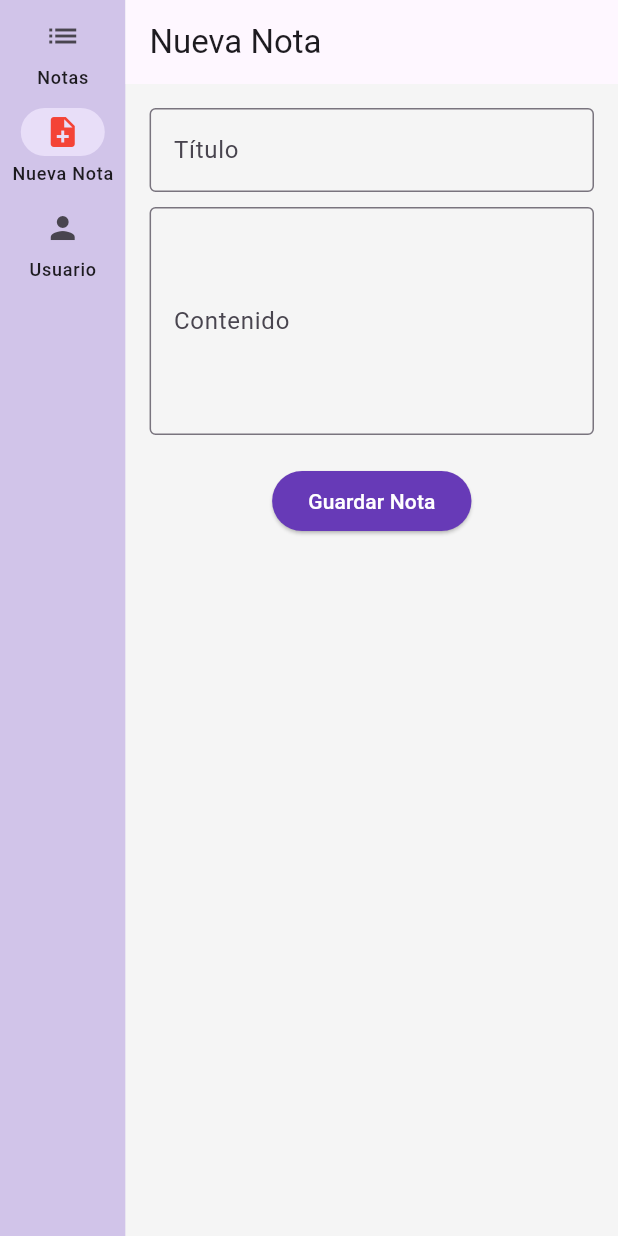
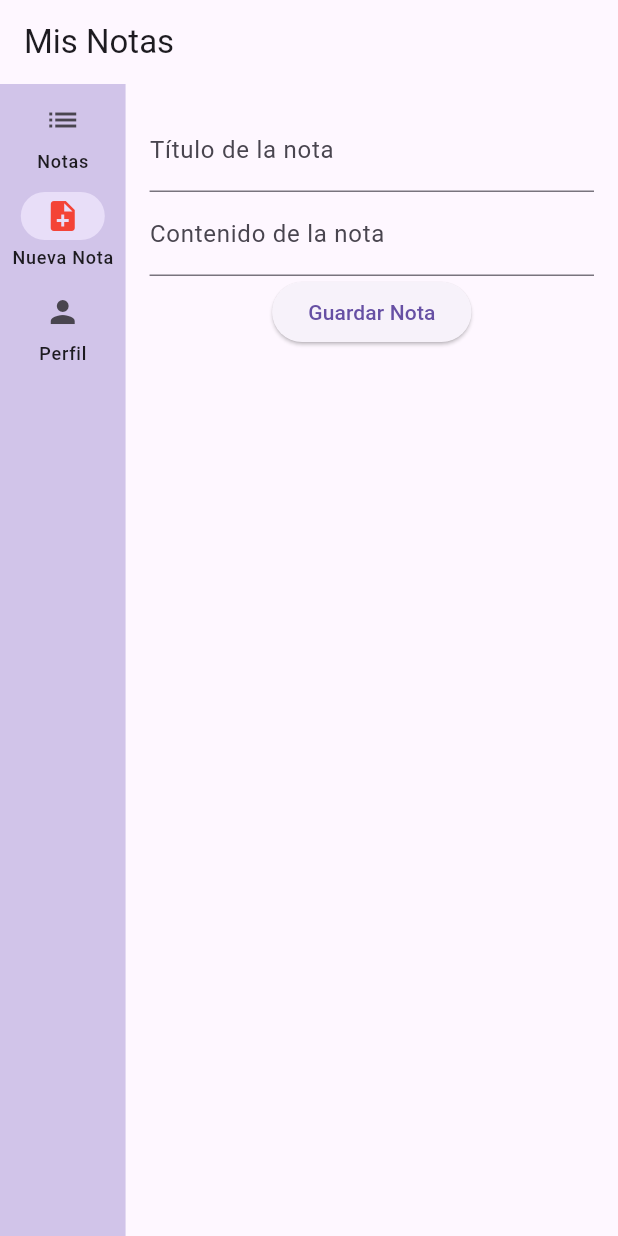
Before and after one commit to Chrisvd07/CuartaPracticaItla, a Flutter app: the screen it shows after launch, after a tap on "Nueva Nota", on a phone screen of 412 x 824 dp. Run offline on Flutter 3.47's test engine with Material 3 defaults, Android fonts, the phone set to English and light mode, and no system bars; our stand-ins replace shared_preferences.

Commit message:
CuatoPROYECTO

```diff
--- a/lib/main.dart
+++ b/lib/main.dart
@@ -1,24 +1,62 @@
+import 'dart:convert';
 import 'package:flutter/material.dart';
+import 'package:shared_preferences/shared_preferences.dart';
+
+// Clase Note para representar las notas
+class Note {
+  final String title;
+  final String content;
+
+  Note({required this.title, required this.content});
+
+  Map<String, dynamic> toMap() {
+    return {
+      'title': title,
+      'content': content,
+    };
+  }
+
+  static Note fromMap(Map<String, dynamic> map) {
+    return Note(
+      title: map['title'],
+      content: map['content'],
+    );
+  }
+}
+
+// Clase Profile para representar el perfil de usuario
+class Profile {
+  String name;
+  String description;
+
+  Profile({required this.name, required this.description});
+
+  Map<String, dynamic> toMap() {
+    return {
+      'name': name,
+      'description': description,
+    };
+  }
+
+  static Profile fromMap(Map<String, dynamic> map) {
+    return Profile(
+      name: map['name'],
+      description: map['description'],
+    );
+  }
+}
 
 void main() {
   runApp(MyApp());
-}
-
-class Note {
-  String title;
-  String content;
-
-  Note({required this.title, required this.content});
 }
 
 class MyApp extends StatelessWidget {
   @override
   Widget build(BuildContext context) {
     return MaterialApp(
-      debugShowCheckedModeBanner: false,
+      title: 'Mis Notas',
       theme: ThemeData(
-        primarySwatch: Colors.deepPurple,
-        scaffoldBackgroundColor: Colors.grey[100],
+        primarySwatch: Colors.blue,
       ),
       home: HomeScreen(),
     );
@@ -33,24 +71,64 @@ class HomeScreen extends StatefulWidget {
 class _HomeScreenState extends State<HomeScreen> {
   int _selectedIndex = 0;
   List<Note> _notes = [];
+  Profile _profile = Profile(
+    name: 'Christian Vasquez',
+    description: 'Desarrollador de Flutter',
+  );
 
-  void _addNote(String title, String content) {
+  @override
+  void initState() {
+    super.initState();
+    _loadNotes(); // Cargar las notas al iniciar la app
+  }
+
+  // Cargar las notas desde SharedPreferences
+  void _loadNotes() async {
+    SharedPreferences prefs = await SharedPreferences.getInstance();
+    List<String>? notesJson = prefs.getStringList('notes');
+    if (notesJson != null) {
       setState(() {
-      _notes.add(Note(title: title, content: content));
+        _notes = notesJson.map((note) {
+          Map<String, dynamic> noteMap = json.decode(note);
+          return Note.fromMap(noteMap);
+        }).toList();
       });
     }
+  }
 
+  // Guardar las notas en SharedPreferences
+  void _saveNotes() async {
+    SharedPreferences prefs = await SharedPreferences.getInstance();
+    List<String> notesJson =
+        _notes.map((note) => json.encode(note.toMap())).toList();
+    prefs.setStringList('notes', notesJson);
+  }
+
+  // Agregar una nueva nota
+  void _addNote(String title, String content) async {
+    setState(() {
+      _notes.add(Note(title: title, content: content)); // Agregar la nota
+    });
+    _saveNotes(); // Guardar las notas después de agregar
+    ScaffoldMessenger.of(context)
+        .showSnackBar(SnackBar(content: Text('Nota guardada')));
+  }
+
+  // Eliminar una nota
   void _removeNote(int index) {
     setState(() {
-      _notes.removeAt(index);
+      _notes.removeAt(index); // Eliminar la nota seleccionada
     });
+    _saveNotes(); // Guardar las notas después de eliminar
   }
 
   @override
   Widget build(BuildContext context) {
     return Scaffold(
+      appBar: AppBar(title: Text('Mis Notas')),
       body: Row(
         children: [
+          // Barra de navegación lateral
           NavigationRail(
             backgroundColor: Colors.deepPurple.shade100,
             selectedIndex: _selectedIndex,
@@ -73,18 +151,22 @@ class _HomeScreenState extends State<HomeScreen> {
               ),
               NavigationRailDestination(
                 icon: Icon(Icons.person),
-                selectedIcon: Icon(Icons.person_outline, color: Colors.red),
-                label: Text('Usuario'),
+                selectedIcon: Icon(Icons.person_pin, color: Colors.red),
+                label: Text('Perfil'),
               ),
             ],
           ),
+          // Contenido principal de la pantalla
           Expanded(
             child: IndexedStack(
               index: _selectedIndex,
               children: [
+                // Pantalla para mostrar las notas
                 NotesListScreen(notes: _notes, onDelete: _removeNote),
+                // Pantalla para agregar una nueva nota
                 NewNoteScreen(onAddNote: _addNote),
-                UserInfoScreen(),
+                // Pantalla para mostrar el perfil
+                ProfileScreen(profile: _profile),
               ],
             ),
           ),
@@ -102,116 +184,193 @@ class NotesListScreen extends StatelessWidget {
 
   @override
   Widget build(BuildContext context) {
-    return Scaffold(
-      appBar: AppBar(title: Text('Lista de Notas')),
-      body: notes.isEmpty
-          ? Center(
-              child: Text('No hay notas guardadas.',
-                  style: TextStyle(fontSize: 18)))
-          : ListView.builder(
-              padding: EdgeInsets.all(10),
+    return ListView.builder(
       itemCount: notes.length,
       itemBuilder: (context, index) {
-                return Card(
-                  shape: RoundedRectangleBorder(
-                      borderRadius: BorderRadius.circular(12)),
-                  elevation: 4,
-                  child: ListTile(
-                    title: Text(notes[index].title,
-                        style: TextStyle(fontWeight: FontWeight.bold)),
+        return ListTile(
+          title: Text(notes[index].title),
           subtitle: Text(notes[index].content),
           trailing: IconButton(
-                      icon: Icon(Icons.delete, color: Colors.red),
-                      onPressed: () => onDelete(index),
-                    ),
+            icon: Icon(Icons.delete),
+            onPressed: () => onDelete(index), // Eliminar la nota
           ),
         );
       },
+    );
+  }
+}
+
+class NewNoteScreen extends StatelessWidget {
+  final Function(String, String) onAddNote;
+  final TextEditingController _titleController = TextEditingController();
+  final TextEditingController _contentController = TextEditingController();
+
+  NewNoteScreen({required this.onAddNote});
+
+  @override
+  Widget build(BuildContext context) {
+    return Padding(
+      padding: const EdgeInsets.all(16.0),
+      child: Column(
+        children: [
+          TextField(
+            controller: _titleController,
+            decoration: InputDecoration(labelText: 'Título de la nota'),
+          ),
+          TextField(
+            controller: _contentController,
+            decoration: InputDecoration(labelText: 'Contenido de la nota'),
+          ),
+          ElevatedButton(
+            onPressed: () {
+              String title = _titleController.text;
+              String content = _contentController.text;
+              if (title.isNotEmpty && content.isNotEmpty) {
+                onAddNote(title, content); // Agregar la nota
+                _titleController.clear();
+                _contentController.clear();
+              }
+            },
+            child: Text('Guardar Nota'),
+          ),
+        ],
       ),
     );
   }
 }
 
-class NewNoteScreen extends StatefulWidget {
-  final Function(String, String) onAddNote;
+class ProfileScreen extends StatelessWidget {
+  final Profile profile;
 
-  NewNoteScreen({required this.onAddNote});
-
-  @override
-  _NewNoteScreenState createState() => _NewNoteScreenState();
-}
-
-class _NewNoteScreenState extends State<NewNoteScreen> {
-  final _titleController = TextEditingController();
-  final _contentController = TextEditingController();
-
-  void _saveNote() {
-    if (_titleController.text.isNotEmpty &&
-        _contentController.text.isNotEmpty) {
-      widget.onAddNote(_titleController.text, _contentController.text);
-      _titleController.clear();
-      _contentController.clear();
-      ScaffoldMessenger.of(context)
-          .showSnackBar(SnackBar(content: Text('Nota guardada')));
-    }
-  }
+  ProfileScreen({required this.profile});
 
   @override
   Widget build(BuildContext context) {
     return Scaffold(
-      appBar: AppBar(title: Text('Nueva Nota')),
-      body: Padding(
+      body: Container(
+        decoration: BoxDecoration(
+          gradient: LinearGradient(
+            colors: [
+              Colors.blue.shade50,
+              Colors.green.shade50,
+              Colors.yellow.shade50
+            ],
+            begin: Alignment.topLeft,
+            end: Alignment.bottomRight,
+          ),
+        ),
+        child: Center(
+          child: Card(
+            elevation: 8,
+            shape: RoundedRectangleBorder(
+              borderRadius: BorderRadius.circular(16),
+            ),
+            child: Padding(
               padding: const EdgeInsets.all(16.0),
               child: Column(
+                mainAxisSize: MainAxisSize.min,
                 children: [
-            TextField(
-              controller: _titleController,
-              decoration: InputDecoration(
-                  labelText: 'Título', border: OutlineInputBorder()),
+                  // Imagen de perfil
+                  CircleAvatar(
+                    radius: 40,
+                    backgroundColor: Colors.blue,
+                    child: Icon(Icons.person, size: 50, color: Colors.white),
                   ),
-            SizedBox(height: 10),
-            TextField(
-              controller: _contentController,
-              decoration: InputDecoration(
-                  labelText: 'Contenido', border: OutlineInputBorder()),
-              maxLines: 5,
+                  SizedBox(height: 8),
+                  // Nombre y descripción
+                  Text(
+                    profile.name,
+                    style: TextStyle(fontSize: 22, fontWeight: FontWeight.bold),
                   ),
-            SizedBox(height: 20),
-            ElevatedButton(
-              onPressed: _saveNote,
-              style:
-                  ElevatedButton.styleFrom(backgroundColor: Colors.deepPurple),
-              child:
-                  Text('Guardar Nota', style: TextStyle(color: Colors.white)),
+                  Text(
+                    profile.description,
+                    style: TextStyle(fontSize: 16, fontStyle: FontStyle.italic),
+                  ),
+                  SizedBox(height: 8),
+                  // Número de "likes"
+                  Row(
+                    mainAxisAlignment: MainAxisAlignment.center,
+                    children: [
+                      Icon(Icons.favorite, color: Colors.red),
+                      SizedBox(width: 4),
+                      Text(
+                        "99",
+                        style: TextStyle(
+                            fontSize: 16, fontWeight: FontWeight.bold),
                       ),
                     ],
+                  ),
+                  SizedBox(height: 12),
+                  // Lista de habilidades
+                  Wrap(
+                    spacing: 8,
+                    children:
+                        ["SQL", "C++", "C#", "VB", "JavaScript"].map((skill) {
+                      return Chip(
+                        label: Text(skill),
+                        backgroundColor: Colors.blue.shade100,
+                      );
+                    }).toList(),
+                  ),
+                  SizedBox(height: 16),
+                  // Botones de acción
+                  Row(
+                    mainAxisAlignment: MainAxisAlignment.spaceEvenly,
+                    children: [
+                      ElevatedButton(
+                        onPressed: () {},
+                        style: ElevatedButton.styleFrom(
+                          backgroundColor: Colors.green,
+                          foregroundColor: Colors.white,
+                        ),
+                        child: Text("Contactar"),
+                      ),
+                      ElevatedButton(
+                        onPressed: () {},
+                        style: ElevatedButton.styleFrom(
+                          backgroundColor: Colors.grey.shade300,
+                        ),
+                        child: Text("CV"),
+                      ),
+                    ],
+                  ),
+                  SizedBox(height: 16),
+                  // Sección de estadísticas
+                  Row(
+                    mainAxisAlignment: MainAxisAlignment.spaceEvenly,
+                    children: [
+                      Column(
+                        children: [
+                          Icon(Icons.star, color: Colors.amber),
+                          Text("25",
+                              style: TextStyle(fontWeight: FontWeight.bold)),
+                          Text("Proyectos"),
+                        ],
+                      ),
+                      Column(
+                        children: [
+                          Icon(Icons.people, color: Colors.blue),
+                          Text("2.4K",
+                              style: TextStyle(fontWeight: FontWeight.bold)),
+                          Text("Seguidores"),
+                        ],
+                      ),
+                      Column(
+                        children: [
+                          Icon(Icons.thumb_up, color: Colors.red),
+                          Text("5.0",
+                              style: TextStyle(fontWeight: FontWeight.bold)),
+                          Text("Rating"),
+                        ],
+                      ),
+                    ],
+                  ),
+                ],
+              ),
+            ),
+          ),
         ),
       ),
     );
   }
 }
-
-class UserInfoScreen extends StatelessWidget {
-  @override
-  Widget build(BuildContext context) {
-    return Scaffold(
-      appBar: AppBar(title: Text('Información del Usuario')),
-      body: Center(
-        child: Column(
-          mainAxisAlignment: MainAxisAlignment.center,
-          children: [
-            CircleAvatar(
-              radius: 60,
-              backgroundImage: NetworkImage('https://via.placeholder.com/150'),
-            ),
-            SizedBox(height: 10),
-            Text('Nombre: Christian Vasquez',
-                style: TextStyle(fontSize: 18, fontWeight: FontWeight.bold)),
-            Text('Email: Chrisss.Vas@example.com',
-                style: TextStyle(fontSize: 16)),
-          ],
-        ),
-      ),
-    );
-  }
-}
--- a/pubspec.yaml
+++ b/pubspec.yaml
@@ -30,6 +30,8 @@ environment:
 dependencies:
   flutter:
     sdk: flutter
+  shared_preferences: ^2.0.11
+
 
   # The following adds the Cupertino Icons font to your application.
   # Use with the CupertinoIcons class for iOS style icons.
@@ -38,6 +40,7 @@ dependencies:
 dev_dependencies:
   flutter_test:
     sdk: flutter
+
 
   # The "flutter_lints" package below contains a set of recommended lints to
   # encourage good coding practices. The lint set provided by the package is
```
Also changed, not shown: flutter_01.png (added), pubspec.lock, 2 other files. Lines whose indentation alone changed are shown as unchanged.
